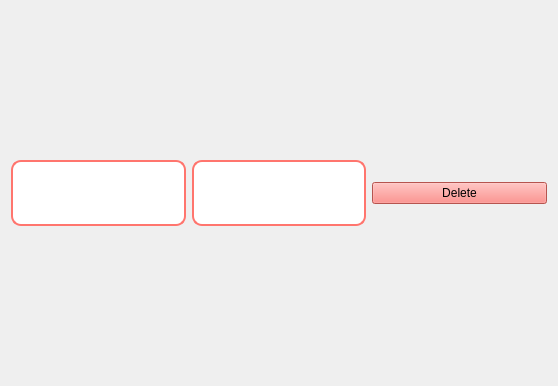
Old version of the form BaxterGBI_gui/src/mapping.ui in the repository EmaroLab/gesture_based_interface.
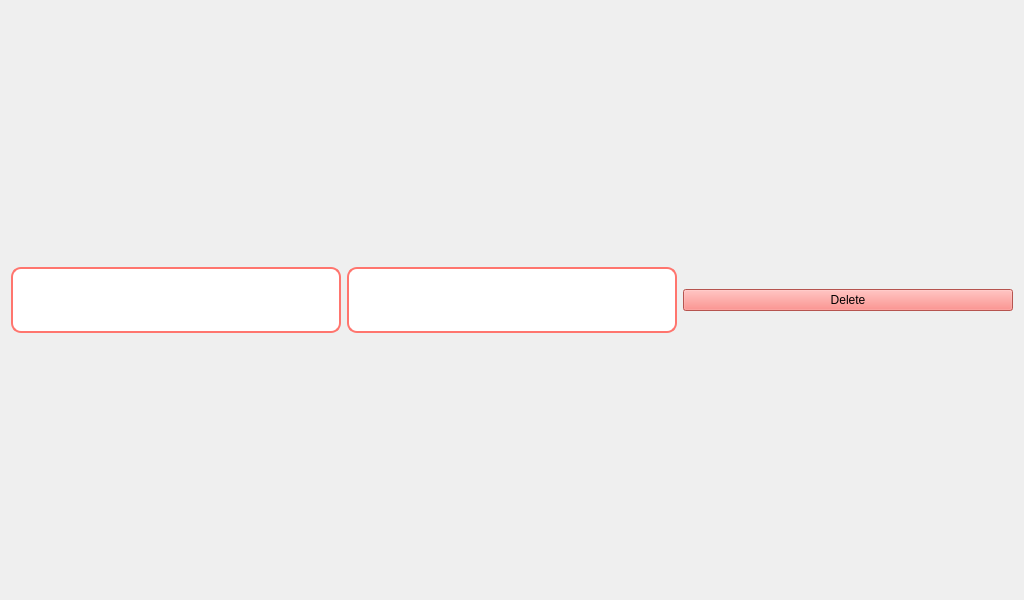
New version of the form. Icons and pictures are not drawn.

Commit message: Added scroll area in config panel and fixed size of ComboBox

The edit to the form file:
```diff
--- a/BaxterGBI_gui/src/mapping.ui
+++ b/BaxterGBI_gui/src/mapping.ui
@@ -6,10 +6,22 @@
    <rect>
     <x>0</x>
     <y>0</y>
-    <width>558</width>
-    <height>386</height>
+    <width>1024</width>
+    <height>600</height>
    </rect>
   </property>
+  <property name="minimumSize">
+   <size>
+    <width>0</width>
+    <height>0</height>
+   </size>
+  </property>
+  <property name="maximumSize">
+   <size>
+    <width>16777215</width>
+    <height>16777215</height>
+   </size>
+  </property>
   <property name="windowTitle">
    <string>Form</string>
   </property>
@@ -24,6 +36,7 @@
     padding-bottom: 2px; 
     padding-left: 4px;
     padding-right: 4px;
+	margin:0;
 }
 
 QComboBox:disabled {
```
The commit also changes 4 other files.
